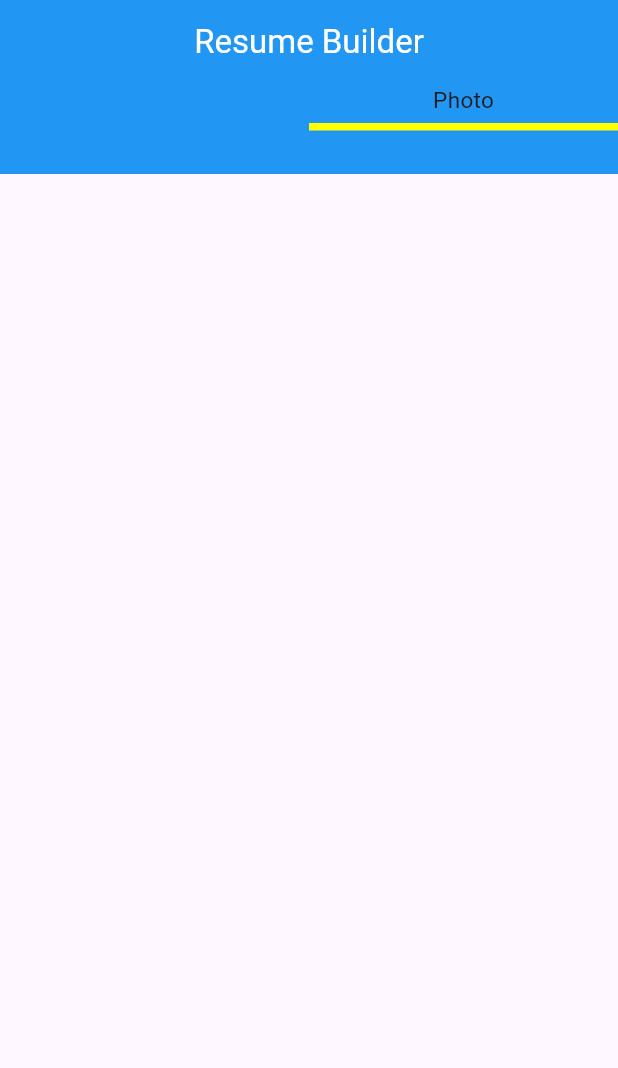
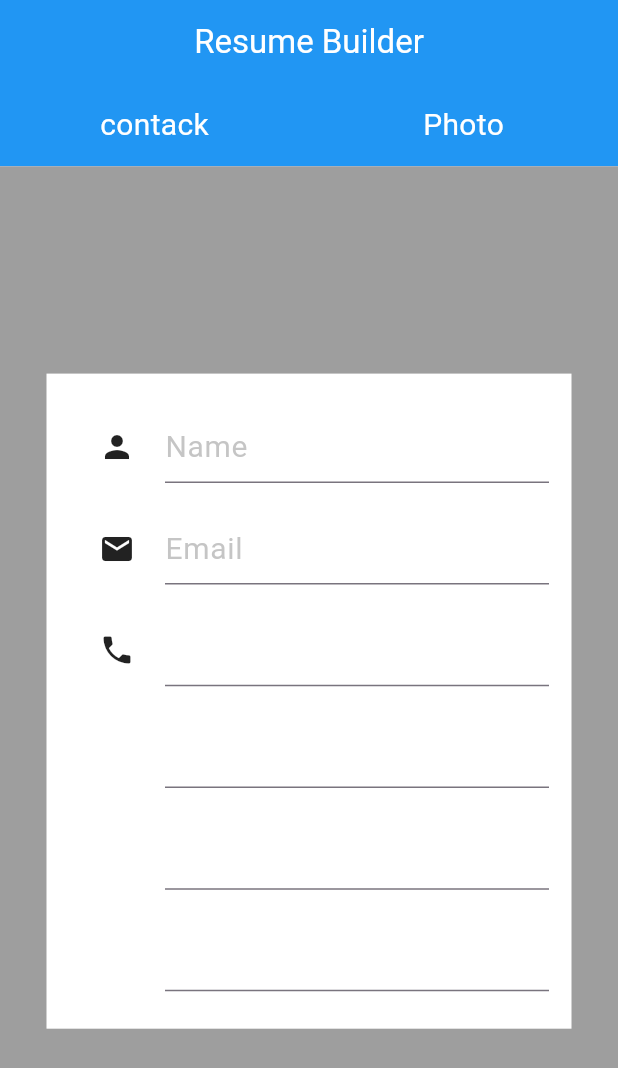
Before and after one commit to vrundpadariya/vrund_resume_builder_app, a Flutter app: the screen it shows after launch, on a phone screen of 412 x 824 dp. Shown: the top 1068 px of the screen. Run offline on Flutter 3.47's test engine with Material 2 defaults, Android fonts, the phone set to English and light mode, and no system bars.

Commit message:
Third commit

```diff
--- a/lib/screen/contact_info0.dart
+++ b/lib/screen/contact_info0.dart
@@ -10,6 +10,8 @@ class Contact_page extends StatefulWidget {
 class _Contact_pageState extends State<Contact_page> {
   @override
   Widget build(BuildContext context) {
+    double h =  MediaQuery.of(context).size.height;
+    double w =  MediaQuery.of(context).size.width;
     return Scaffold(
       appBar: AppBar(
         centerTitle: true,
@@ -22,41 +24,161 @@ class _Contact_pageState extends State<Contact_page> {
 
           ),
       ),
-      body: Container(
-        height: 60,
-        alignment: Alignment.topCenter,
-        color: Colors.blue,
-        child: Row(
-          children: [
-            Expanded(
-              child: Container(
-                alignment: Alignment.center,
-
-              ),
-            ),
-            Expanded(
-              child: Column(
+      body: Column(
+        children: [
+          Expanded(
+            child: Container(
+              height: 60,
+              alignment: Alignment.topCenter,
+              color: Colors.blue,
+              child: Row(
                 children: [
-                  Container(
-                    alignment: Alignment.center,
-                      child: Text(
-                      "Photo", style: TextStyle(
-                        fontSize: 15
-                    ),
+                  Expanded(
+                    child: Container(
+                      alignment: Alignment.center,
+                        child: const Text(
+                          "contack",style: TextStyle(
+                          fontSize: 20,color: Colors.white
+                        ),
+                        ),
                     ),
                   ),
-                  SizedBox(
-                    height: 5,
+                  Expanded(
+                    child: Container(
+                      alignment: Alignment.center,
+                        child: const Text(
+                        "Photo", style: TextStyle(
+                          fontSize: 20,color: Colors.white
+                      ),
+                      ),
+                    ),
                   ),
-                  Container(
-                    color: Colors.yellowAccent,
-                    height: 5,
-                  )
+
                 ],
               ),
             ),
-          ],
-        )
+          ),
+        Expanded(
+            flex: 13,
+            child: Container(
+              alignment: Alignment.center,
+              color: Colors.grey,
+              child: Container(
+
+                color: Colors.white,
+                padding: const EdgeInsets.all(15),
+                  height: h*0.53,
+                  width: 350,
+                  child: Column(
+                    mainAxisAlignment: MainAxisAlignment.spaceAround,
+                    children: [
+                      Row(
+                        children: [
+                          const Expanded(
+                            child: Icon(
+                                Icons.person
+                            ),),
+                          Expanded(
+                              flex: 4,
+                              child: TextFormField(
+                                decoration:  InputDecoration(
+                                  hintText: 'Name',hintStyle: TextStyle(
+                                  color: Colors.grey.withOpacity(0.6),
+                                  fontSize: 20,
+                                )
+
+                                ),
+
+                              ))
+
+                        ],
+                      ),
+                      Row(
+                        children: [
+                          const Expanded(
+
+                            child: Icon(
+                                Icons.mail
+                            ),),
+                          Expanded(
+                              flex: 4,
+                              child: TextFormField(
+                                decoration: InputDecoration(
+                                  hintText:
+                                    'Email',hintStyle: TextStyle(
+                                  color: Colors.grey.withOpacity(0.6),
+                                  fontSize: 20,)
+                                ),
+                              ),),
+
+                        ],
+                      ),
+                      Row(
+                        children: [
+                          const Expanded(
+                            child: Icon(
+                                Icons.phone
+                            ),),
+                          Expanded(
+                              flex: 4,
+                              child: TextFormField(
+
+
+                              ))
+
+                        ],
+                      ),
+                      Row(
+                        children: [
+                          Expanded(
+                            child: Container()
+                          ),
+                          Expanded(
+                              flex: 4,
+                              child: TextFormField(
+
+                          ))
+
+                        ],
+                      ),
+                      Row(
+                        children: [
+                          Expanded(
+
+                            child: Container(
+
+                          ),),
+                          Expanded(
+                              flex: 4,
+                              child: TextFormField(
+
+                          ))
+
+                        ],
+                      ),
+                      Row(
+                        children: [
+                          Expanded(
+
+                            child: Container(
+
+                            ),),
+                          Expanded(
+                              flex: 4,
+                              child: TextFormField(
+
+                              ))
+
+                        ],
+                      ),
+                    ],
+                  ),
+
+              ),
+
+            ),
+          ),
+        ],
       ),
     );
   }
```
